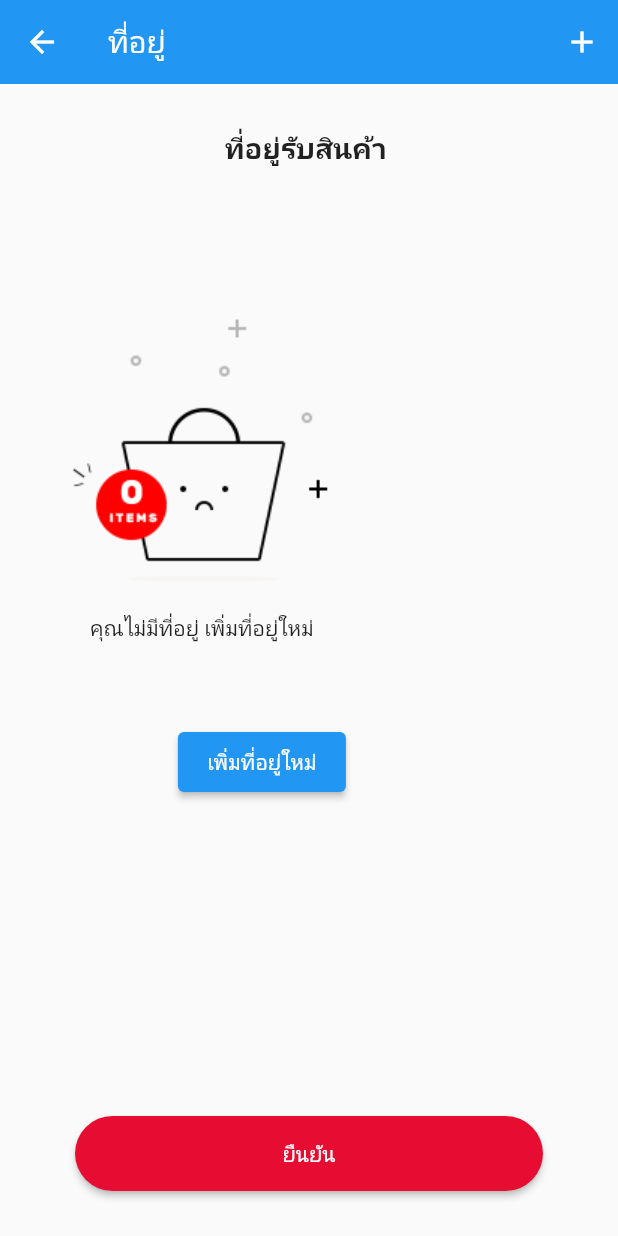
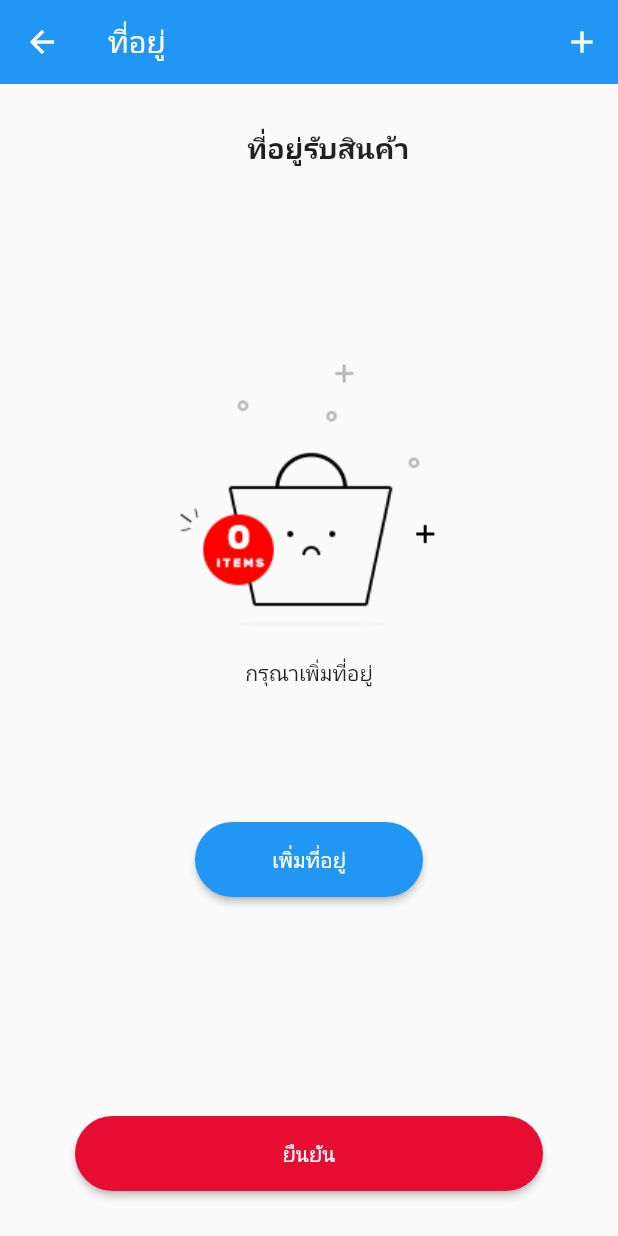
Before and after one commit to alonenew/Flutter-Delivery, a Flutter app: the ClientOrdersCreatePage screen opened by its route, after a tap on "ดำเนินการต่อ", on a phone screen of 412 x 824 dp. Run offline on Flutter 3.47's test engine with Material 2 defaults, Android fonts, the phone set to English and light mode, and no system bars; our stand-ins replace firebase_core, firebase_messaging, flutter_credit_card, flutter_custom_clippers, flutter_image_slideshow, flutter_local_notifications and 12 more; missing offline and left inert: flutter_polyline_points; accounts and stored records are empty; network calls fail; statements that could not run were skipped; project files that could hold a hidden picture were left out.

Commit message:
edit yaml

```diff
--- a/Flutter/lib/src/pages/client/address/list/client_address_list_page.dart
+++ b/Flutter/lib/src/pages/client/address/list/client_address_list_page.dart
@@ -34,8 +34,7 @@ class _ClientAddressListPageState extends State<ClientAddressListPage> {
       body: Stack(
         children: [
           Positioned(top: 0, child: _textSelectAddress()),
-          Container(
-              margin: EdgeInsets.only(top: 50, left: 10), child: _listAddress())
+          Container(margin: EdgeInsets.only(top: 50), child: _listAddress())
         ],
       ),
       bottomNavigationBar: _buttonAccept(),
@@ -47,9 +46,9 @@ class _ClientAddressListPageState extends State<ClientAddressListPage> {
       children: [
         Container(
             margin: EdgeInsets.only(
-              top: 100,
+              top: 130,
             ),
-            child: NoDataWidget(text: 'คุณไม่มีที่อยู่ เพิ่มที่อยู่ใหม่')),
+            child: NoDataWidget(text: 'กรุณาเพิ่มที่อยู่')),
         _buttonNewAddress()
       ],
     );
@@ -57,12 +56,16 @@ class _ClientAddressListPageState extends State<ClientAddressListPage> {
 
   Widget _buttonNewAddress() {
     return Container(
-      margin: EdgeInsets.only(left: 80),
-      height: 40,
+      height: 50,
+      width: double.infinity,
+      margin: EdgeInsets.symmetric(vertical: 30, horizontal: 130),
       child: ElevatedButton(
         onPressed: _con.goToNewAddress,
-        child: Text(' เพิ่มที่อยู่ใหม่ '),
-        style: ElevatedButton.styleFrom(primary: Colors.blue),
+        child: Text('เพิ่มที่อยู่'),
+        style: ElevatedButton.styleFrom(
+          shape:
+              RoundedRectangleBorder(borderRadius: BorderRadius.circular(30)),
+        ),
       ),
     );
   }
@@ -143,7 +146,7 @@ class _ClientAddressListPageState extends State<ClientAddressListPage> {
 
   Widget _textSelectAddress() {
     return Container(
-      margin: EdgeInsets.only(left: 150, top: 30),
+      margin: EdgeInsets.only(top: 30, left: 165),
       child: Text(
         'ที่อยู่รับสินค้า',
         style: TextStyle(fontSize: 19, fontWeight: FontWeight.bold),
--- a/Flutter/lib/src/pages/client/orders/create/client_orders_create_page.dart
+++ b/Flutter/lib/src/pages/client/orders/create/client_orders_create_page.dart
@@ -51,7 +51,7 @@ class _ClientOrdersCreatePageState extends State<ClientOrdersCreatePage> {
                 return _cardProduct(product);
               }).toList(),
             )
-          : NoDataWidget(
+          : NoAddressWidget(
               text: 'ไม่มีสินค้า',
             ),
     );
--- a/Flutter/lib/src/widgets/no_data_widget.dart
+++ b/Flutter/lib/src/widgets/no_data_widget.dart
@@ -20,3 +20,26 @@ class NoDataWidget extends StatelessWidget {
     );
   }
 }
+
+
+class NoAddressWidget extends StatelessWidget {
+  String text;
+
+  NoAddressWidget({Key key, this.text}) : super(key: key);
+
+  @override
+  Widget build(BuildContext context) {
+    return Container(
+      margin: EdgeInsets.only(bottom: 60, left: 120),
+      child: Column(
+        mainAxisSize: MainAxisSize.max,
+        mainAxisAlignment: MainAxisAlignment.center,
+        children: [
+          Image.asset('assets/img/no_items.png'),
+          Container(
+              margin: EdgeInsets.symmetric(horizontal: 50), child: Text(text))
+        ],
+      ),
+    );
+  }
+}
--- a/Flutter/pubspec.yaml
+++ b/Flutter/pubspec.yaml
@@ -47,7 +47,6 @@ dependencies:
   firebase_messaging: ^10.0.3
   firebase_core: ^1.3.0
   flutter_local_notifications: ^6.0.0
-  get_ip: ^0.4.0
 
   # The following adds the Cupertino Icons font to your application.
   # Use with the CupertinoIcons class for iOS style icons.
```
Also changed, not shown: Flutter/lib/src/pages/client/orders/detail/client_orders_detail_page.dart (+0 -7 lines), Flutter/pubspec.lock.
